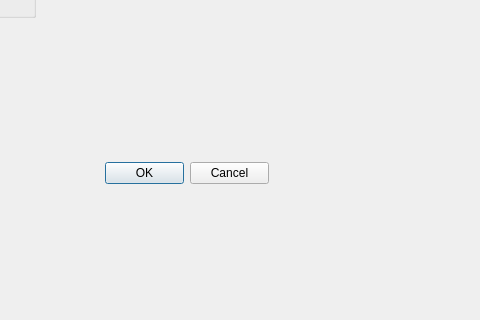
Above: qt11_buttons/widget.ui from coderTong/my_qt_study before the change; both pictures show x 325 to 805 and y 163 to 483 of the 805 by 483 pixel window. Below: the same form after it.
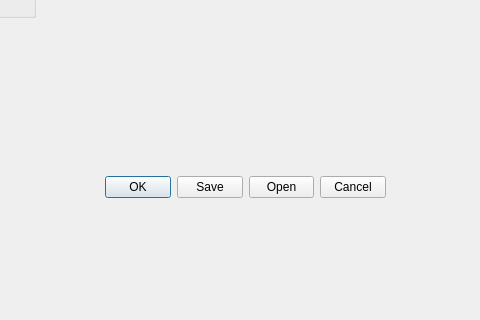
That is the form after the change. Icons and pictures are not drawn.

Commit message: APP 图标设置

The edit to the form file:
```diff
--- a/qt11_buttons/widget.ui
+++ b/qt11_buttons/widget.ui
@@ -203,12 +203,12 @@
     <rect>
      <x>430</x>
      <y>320</y>
-     <width>164</width>
-     <height>32</height>
+     <width>281</width>
+     <height>61</height>
     </rect>
    </property>
    <property name="standardButtons">
-    <set>QDialogButtonBox::Cancel|QDialogButtonBox::Ok</set>
+    <set>QDialogButtonBox::Cancel|QDialogButtonBox::Ok|QDialogButtonBox::Open|QDialogButtonBox::Save</set>
    </property>
   </widget>
  </widget>
```
Left out of the diff: 4 changed lines with no effect on the pictures. The commit also changes 2 other files.
